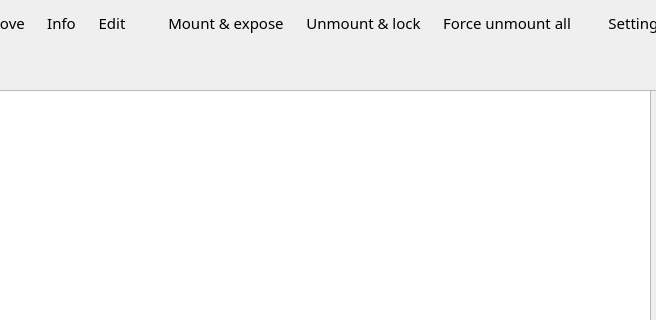
This is encfsgui_main.ui in corelan/pyencfsgui as Qt 5 draws it before an edit; both pictures show x 320 to 976 and y 0 to 320 of the 976 by 462 pixel window. The edited form follows.
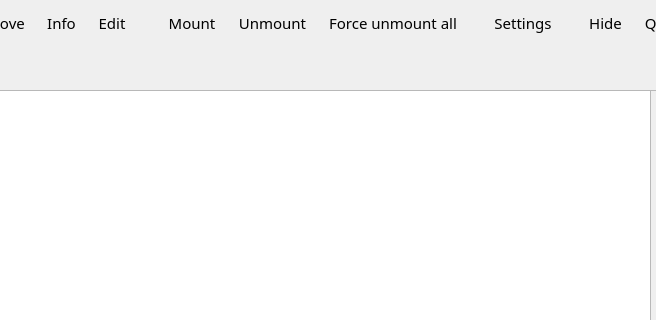
This is the edited form. Icons and pictures are not drawn.

```diff
--- a/encfsgui_main.ui
+++ b/encfsgui_main.ui
@@ -346,7 +346,7 @@
        <bool>false</bool>
       </property>
       <property name="text">
-       <string>Mount &amp;&amp; expose</string>
+       <string>Mount</string>
       </property>
       <property name="icon">
        <iconset>
@@ -375,7 +375,7 @@
        </font>
       </property>
       <property name="text">
-       <string>Unmount &amp;&amp; lock</string>
+       <string>Unmount</string>
       </property>
       <property name="icon">
        <iconset>
```
Left out of the diff: 4 changed lines with no effect on the pictures.
